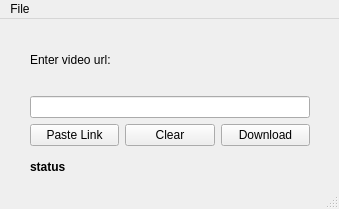
Above: mainwindow.ui from Yisus7u7/dl-music-qt before the change. Below: the same form after it.
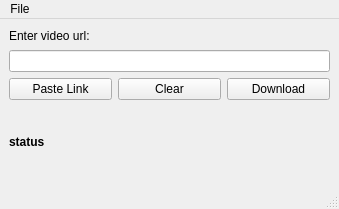
That is the form after the change. Icons and pictures are not drawn.

Commit message: fix window components

```diff
--- a/mainwindow.ui
+++ b/mainwindow.ui
@@ -32,15 +32,8 @@
    <set>QMainWindow::AllowTabbedDocks|QMainWindow::AnimatedDocks</set>
   </property>
   <widget class="QWidget" name="centralwidget">
-   <widget class="QWidget" name="layoutWidget">
-    <property name="geometry">
-     <rect>
-      <x>30</x>
-      <y>11</y>
-      <width>280</width>
-      <height>116</height>
-     </rect>
-    </property>
+   <layout class="QGridLayout" name="gridLayout_2">
+    <item row="0" column="0">
     <layout class="QVBoxLayout" name="verticalLayout">
      <item>
       <widget class="QLabel" name="label">
@@ -87,20 +80,15 @@
       </layout>
      </item>
     </layout>
-   </widget>
+    </item>
+    <item row="1" column="0">
    <widget class="QLabel" name="label2">
-    <property name="geometry">
-     <rect>
-      <x>30</x>
-      <y>140</y>
-      <width>278</width>
-      <height>17</height>
-     </rect>
-    </property>
     <property name="text">
      <string>&lt;html&gt;&lt;head/&gt;&lt;body&gt;&lt;p&gt;&lt;span style=&quot; font-weight:600;&quot;&gt;status&lt;/span&gt;&lt;/p&gt;&lt;/body&gt;&lt;/html&gt;</string>
     </property>
    </widget>
+    </item>
+   </layout>
   </widget>
   <widget class="QMenuBar" name="menubar">
    <property name="geometry">
```
Left out of the diff: 3 changed lines with no effect on the pictures. Lines whose indentation alone changed are shown as unchanged. The commit also changes 2 other files.
